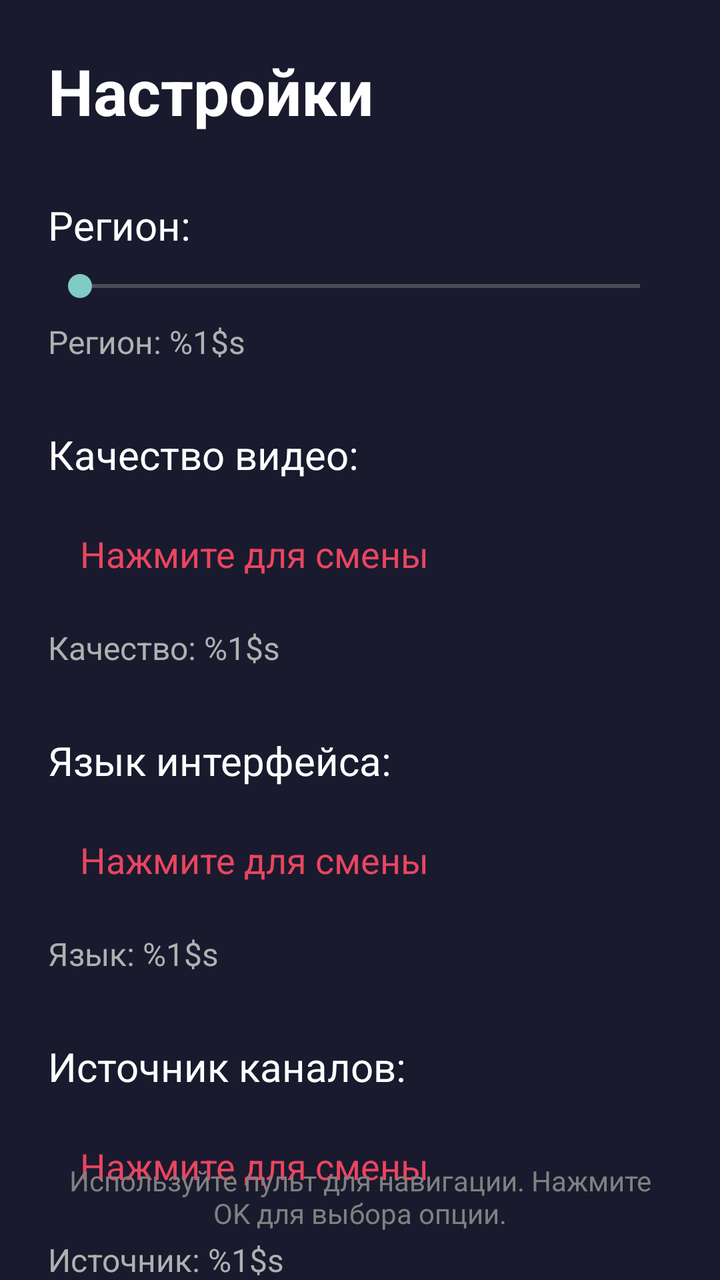
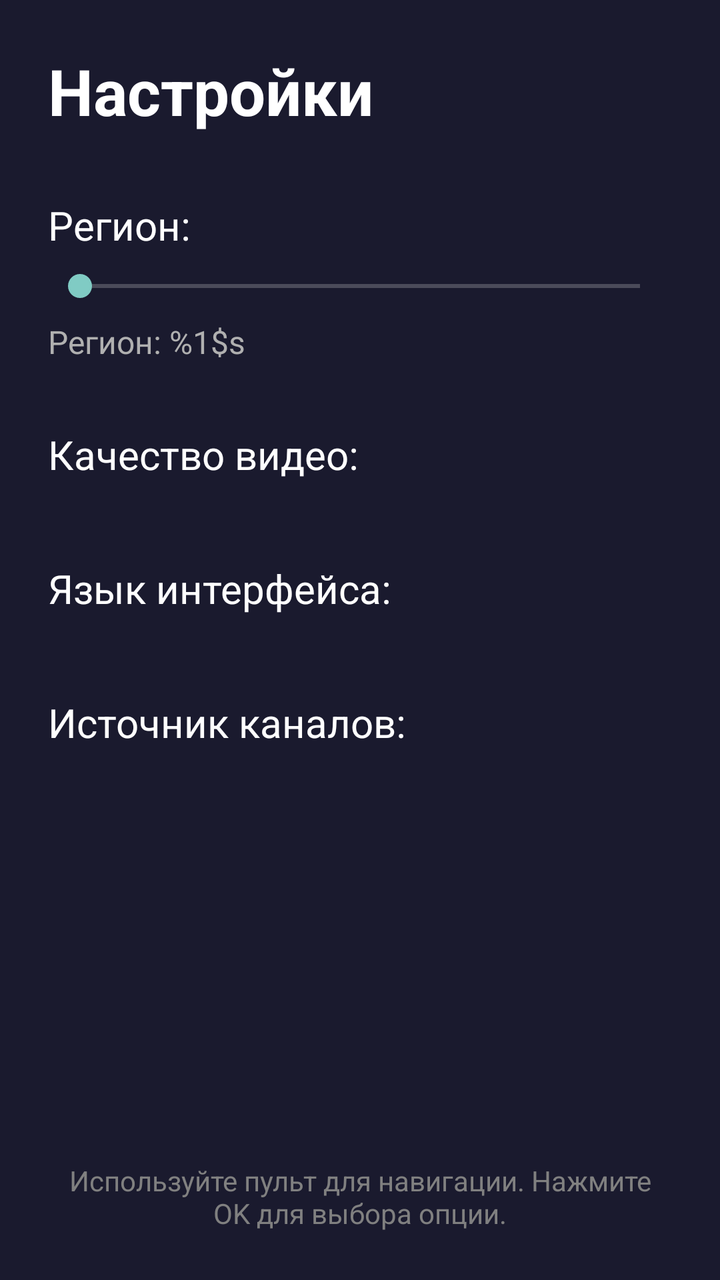

Screens rendered from an Android XML layout before and after an edit, with the pre-edit source and the edit as a unified diff.
<!-- AndroidManifest.xml: application theme Theme.TVApp -->
<!-- res/layout/activity_settings.xml -->
<?xml version="1.0" encoding="utf-8"?>
<androidx.constraintlayout.widget.ConstraintLayout xmlns:android="http://schemas.android.com/apk/res/android"
    xmlns:app="http://schemas.android.com/apk/res-auto"
    android:layout_width="match_parent"
    android:layout_height="match_parent">

    <TextView
        android:id="@+id/titleText"
        android:layout_width="wrap_content"
        android:layout_height="wrap_content"
        android:text="@string/settings"
        android:textSize="32sp"
        android:textStyle="bold"
        android:textColor="@color/white"
        android:layout_margin="24dp"
        app:layout_constraintTop_toTopOf="parent"
        app:layout_constraintStart_toStartOf="parent" />

    
    <TextView
        android:id="@+id/regionLabel"
        android:layout_width="wrap_content"
        android:layout_height="wrap_content"
        android:text="@string/region_label"
        android:textSize="20sp"
        android:textColor="@color/white"
        android:layout_marginStart="24dp"
        android:layout_marginTop="32dp"
        app:layout_constraintTop_toBottomOf="@id/titleText"
        app:layout_constraintStart_toStartOf="parent" />

    <SeekBar
        android:id="@+id/regionSeekBar"
        android:layout_width="0dp"
        android:layout_height="wrap_content"
        android:layout_marginStart="24dp"
        android:layout_marginEnd="24dp"
        android:layout_marginTop="8dp"
        app:layout_constraintTop_toBottomOf="@id/regionLabel"
        app:layout_constraintStart_toStartOf="parent"
        app:layout_constraintEnd_toEndOf="parent" />

    <TextView
        android:id="@+id/regionValueText"
        android:layout_width="wrap_content"
        android:layout_height="wrap_content"
        android:text="@string/region_value"
        android:textSize="16sp"
        android:textColor="@color/text_secondary"
        android:layout_marginStart="24dp"
        android:layout_marginTop="8dp"
        app:layout_constraintTop_toBottomOf="@id/regionSeekBar"
        app:layout_constraintStart_toStartOf="parent" />

    
    <TextView
        android:id="@+id/qualityLabel"
        android:layout_width="wrap_content"
        android:layout_height="wrap_content"
        android:text="@string/quality_label"
        android:textSize="20sp"
        android:textColor="@color/white"
        android:layout_marginStart="24dp"
        android:layout_marginTop="32dp"
        app:layout_constraintTop_toBottomOf="@id/regionValueText"
        app:layout_constraintStart_toStartOf="parent" />

    <TextView
        android:id="@+id/qualityModeButton"
        android:layout_width="wrap_content"
        android:layout_height="wrap_content"
        android:text="@string/press_to_change"
        android:textSize="18sp"
        android:textColor="@color/accent"
        android:padding="16dp"
        android:background="?attr/selectableItemBackground"
        android:clickable="true"
        android:focusable="true"
        android:layout_marginStart="24dp"
        android:layout_marginTop="8dp"
        app:layout_constraintTop_toBottomOf="@id/qualityLabel"
        app:layout_constraintStart_toStartOf="parent" />

    <TextView
        android:id="@+id/qualityModeText"
        android:layout_width="wrap_content"
        android:layout_height="wrap_content"
        android:text="@string/quality_value"
        android:textSize="16sp"
        android:textColor="@color/text_secondary"
        android:layout_marginStart="24dp"
        android:layout_marginTop="8dp"
        app:layout_constraintTop_toBottomOf="@id/qualityModeButton"
        app:layout_constraintStart_toStartOf="parent" />

    
    <TextView
        android:id="@+id/languageLabel"
        android:layout_width="wrap_content"
        android:layout_height="wrap_content"
        android:text="@string/language_label"
        android:textSize="20sp"
        android:textColor="@color/white"
        android:layout_marginStart="24dp"
        android:layout_marginTop="32dp"
        app:layout_constraintTop_toBottomOf="@id/qualityModeText"
        app:layout_constraintStart_toStartOf="parent" />

    <TextView
        android:id="@+id/languageButton"
        android:layout_width="wrap_content"
        android:layout_height="wrap_content"
        android:text="@string/press_to_change"
        android:textSize="18sp"
        android:textColor="@color/accent"
        android:padding="16dp"
        android:background="?attr/selectableItemBackground"
        android:clickable="true"
        android:focusable="true"
        android:layout_marginStart="24dp"
        android:layout_marginTop="8dp"
        app:layout_constraintTop_toBottomOf="@id/languageLabel"
        app:layout_constraintStart_toStartOf="parent" />

    <TextView
        android:id="@+id/languageText"
        android:layout_width="wrap_content"
        android:layout_height="wrap_content"
        android:text="@string/language_value"
        android:textSize="16sp"
        android:textColor="@color/text_secondary"
        android:layout_marginStart="24dp"
        android:layout_marginTop="8dp"
        app:layout_constraintTop_toBottomOf="@id/languageButton"
        app:layout_constraintStart_toStartOf="parent" />

    
    <TextView
        android:id="@+id/sourceLabel"
        android:layout_width="wrap_content"
        android:layout_height="wrap_content"
        android:text="@string/source_label"
        android:textSize="20sp"
        android:textColor="@color/white"
        android:layout_marginStart="24dp"
        android:layout_marginTop="32dp"
        app:layout_constraintTop_toBottomOf="@id/languageText"
        app:layout_constraintStart_toStartOf="parent" />

    <TextView
        android:id="@+id/sourceButton"
        android:layout_width="wrap_content"
        android:layout_height="wrap_content"
        android:text="@string/press_to_change"
        android:textSize="18sp"
        android:textColor="@color/accent"
        android:padding="16dp"
        android:background="?attr/selectableItemBackground"
        android:clickable="true"
        android:focusable="true"
        android:layout_marginStart="24dp"
        android:layout_marginTop="8dp"
        app:layout_constraintTop_toBottomOf="@id/sourceLabel"
        app:layout_constraintStart_toStartOf="parent" />

    <TextView
        android:id="@+id/sourceText"
        android:layout_width="wrap_content"
        android:layout_height="wrap_content"
        android:text="@string/source_value"
        android:textSize="16sp"
        android:textColor="@color/text_secondary"
        android:layout_marginStart="24dp"
        android:layout_marginTop="8dp"
        app:layout_constraintTop_toBottomOf="@id/sourceButton"
        app:layout_constraintStart_toStartOf="parent" />

    <TextView
        android:layout_width="0dp"
        android:layout_height="wrap_content"
        android:text="@string/settings_help"
        android:textSize="14sp"
        android:textColor="@color/text_hint"
        android:gravity="center"
        android:layout_margin="24dp"
        app:layout_constraintBottom_toBottomOf="parent"
        app:layout_constraintStart_toStartOf="parent"
        app:layout_constraintEnd_toEndOf="parent" />

</androidx.constraintlayout.widget.ConstraintLayout>
<!-- resources referenced by this layout -->
<resources>
  <color name="accent">#FFE94560</color>
  <color name="text_hint">#FF808080</color>
  <color name="text_secondary">#FFB0B0B0</color>
  <color name="white">#FFFFFFFF</color>
  <string name="language_label">Язык интерфейса:</string>
  <string name="language_value">Язык: %1$s</string>
  <string name="press_to_change">Нажмите для смены</string>
  <string name="quality_label">Качество видео:</string>
  <string name="quality_value">Качество: %1$s</string>
  <string name="region_label">Регион:</string>
  <string name="region_value">Регион: %1$s</string>
  <string name="settings">Настройки</string>
  <string name="settings_help">Используйте пульт для навигации. Нажмите OK для выбора опции.</string>
  <string name="source_label">Источник каналов:</string>
  <string name="source_value">Источник: %1$s</string>
  <style name="Theme.TVApp" parent="Theme.AppCompat.NoActionBar">
          <item name="android:windowBackground">@color/background_dark</item>
          <item name="android:colorPrimary">@color/accent</item>
          <item name="android:colorPrimaryDark">@color/background_dark</item>
          <item name="android:colorAccent">@color/accent</item>
          <item name="android:windowDisablePreview">true</item>
  
          
          <item name="android:defaultFocusHighlightEnabled">true</item>
      </style>
  <color name="background_dark">#FF1A1A2E</color>
</resources>

<!-- the commit's change to res/layout/activity_settings.xml (unified diff, before → after) -->
@@ -65,32 +65,14 @@
         app:layout_constraintTop_toBottomOf="@id/regionValueText"
         app:layout_constraintStart_toStartOf="parent" />
 
-    <TextView
-        android:id="@+id/qualityModeButton"
+    <LinearLayout
+        android:id="@+id/qualityOptions"
         android:layout_width="wrap_content"
         android:layout_height="wrap_content"
-        android:text="@string/press_to_change"
-        android:textSize="18sp"
-        android:textColor="@color/accent"
-        android:padding="16dp"
-        android:background="?attr/selectableItemBackground"
-        android:clickable="true"
-        android:focusable="true"
+        android:orientation="horizontal"
         android:layout_marginStart="24dp"
         android:layout_marginTop="8dp"
         app:layout_constraintTop_toBottomOf="@id/qualityLabel"
-        app:layout_constraintStart_toStartOf="parent" />
-
-    <TextView
-        android:id="@+id/qualityModeText"
-        android:layout_width="wrap_content"
-        android:layout_height="wrap_content"
-        android:text="@string/quality_value"
-        android:textSize="16sp"
-        android:textColor="@color/text_secondary"
-        android:layout_marginStart="24dp"
-        android:layout_marginTop="8dp"
-        app:layout_constraintTop_toBottomOf="@id/qualityModeButton"
         app:layout_constraintStart_toStartOf="parent" />
 
     
@@ -103,35 +85,17 @@
         android:textColor="@color/white"
         android:layout_marginStart="24dp"
         android:layout_marginTop="32dp"
-        app:layout_constraintTop_toBottomOf="@id/qualityModeText"
+        app:layout_constraintTop_toBottomOf="@id/qualityOptions"
         app:layout_constraintStart_toStartOf="parent" />
 
-    <TextView
-        android:id="@+id/languageButton"
+    <LinearLayout
+        android:id="@+id/languageOptions"
         android:layout_width="wrap_content"
         android:layout_height="wrap_content"
-        android:text="@string/press_to_change"
-        android:textSize="18sp"
-        android:textColor="@color/accent"
-        android:padding="16dp"
-        android:background="?attr/selectableItemBackground"
-        android:clickable="true"
-        android:focusable="true"
+        android:orientation="horizontal"
         android:layout_marginStart="24dp"
         android:layout_marginTop="8dp"
         app:layout_constraintTop_toBottomOf="@id/languageLabel"
-        app:layout_constraintStart_toStartOf="parent" />
-
-    <TextView
-        android:id="@+id/languageText"
-        android:layout_width="wrap_content"
-        android:layout_height="wrap_content"
-        android:text="@string/language_value"
-        android:textSize="16sp"
-        android:textColor="@color/text_secondary"
-        android:layout_marginStart="24dp"
-        android:layout_marginTop="8dp"
-        app:layout_constraintTop_toBottomOf="@id/languageButton"
         app:layout_constraintStart_toStartOf="parent" />
 
     
@@ -144,35 +108,17 @@
         android:textColor="@color/white"
         android:layout_marginStart="24dp"
         android:layout_marginTop="32dp"
-        app:layout_constraintTop_toBottomOf="@id/languageText"
+        app:layout_constraintTop_toBottomOf="@id/languageOptions"
         app:layout_constraintStart_toStartOf="parent" />
 
-    <TextView
-        android:id="@+id/sourceButton"
+    <LinearLayout
+        android:id="@+id/sourceOptions"
         android:layout_width="wrap_content"
         android:layout_height="wrap_content"
-        android:text="@string/press_to_change"
-        android:textSize="18sp"
-        android:textColor="@color/accent"
-        android:padding="16dp"
-        android:background="?attr/selectableItemBackground"
-        android:clickable="true"
-        android:focusable="true"
+        android:orientation="horizontal"
         android:layout_marginStart="24dp"
         android:layout_marginTop="8dp"
         app:layout_constraintTop_toBottomOf="@id/sourceLabel"
-        app:layout_constraintStart_toStartOf="parent" />
-
-    <TextView
-        android:id="@+id/sourceText"
-        android:layout_width="wrap_content"
-        android:layout_height="wrap_content"
-        android:text="@string/source_value"
-        android:textSize="16sp"
-        android:textColor="@color/text_secondary"
-        android:layout_marginStart="24dp"
-        android:layout_marginTop="8dp"
-        app:layout_constraintTop_toBottomOf="@id/sourceButton"
         app:layout_constraintStart_toStartOf="parent" />
 
     <TextView
<!-- resource entries referenced after the edit -->
@@ -1,20 +1,15 @@
 <!-- resources referenced by this layout -->
 <resources>
-  <color name="accent">#FFE94560</color>
   <color name="text_hint">#FF808080</color>
   <color name="text_secondary">#FFB0B0B0</color>
   <color name="white">#FFFFFFFF</color>
   <string name="language_label">Язык интерфейса:</string>
-  <string name="language_value">Язык: %1$s</string>
-  <string name="press_to_change">Нажмите для смены</string>
   <string name="quality_label">Качество видео:</string>
-  <string name="quality_value">Качество: %1$s</string>
   <string name="region_label">Регион:</string>
   <string name="region_value">Регион: %1$s</string>
   <string name="settings">Настройки</string>
   <string name="settings_help">Используйте пульт для навигации. Нажмите OK для выбора опции.</string>
   <string name="source_label">Источник каналов:</string>
-  <string name="source_value">Источник: %1$s</string>
   <style name="Theme.TVApp" parent="Theme.AppCompat.NoActionBar">
           <item name="android:windowBackground">@color/background_dark</item>
           <item name="android:colorPrimary">@color/accent</item>
@@ -26,5 +21,6 @@
           <item name="android:defaultFocusHighlightEnabled">true</item>
       </style>
   <color name="background_dark">#FF1A1A2E</color>
+  <color name="accent">#FFE94560</color>
 </resources>
 
